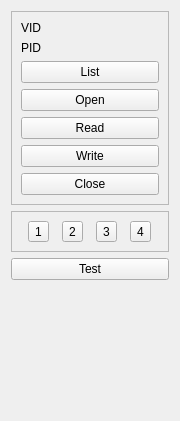
The window that Qt/mega_git_tests/Test_HID_device/src/HID_device/src/ui/HID_device.ui (RinatB2017/mega_GIT) describes before a commit, drawn with Qt 5.
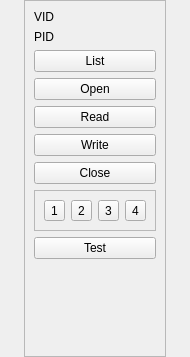
The same window after the commit. Custom widgets are drawn as their Qt base class.

Diff of the .ui file:
```diff
--- a/Qt/mega_git_tests/Test_HID_device/src/HID_device/src/ui/HID_device.ui
+++ b/Qt/mega_git_tests/Test_HID_device/src/HID_device/src/ui/HID_device.ui
@@ -6,18 +6,34 @@
    <rect>
     <x>0</x>
     <y>0</y>
-    <width>180</width>
-    <height>421</height>
+    <width>190</width>
+    <height>357</height>
    </rect>
   </property>
   <property name="windowTitle">
    <string>HID_device</string>
   </property>
   <layout class="QHBoxLayout" name="horizontalLayout">
-   <item>
-    <layout class="QVBoxLayout" name="verticalLayout_3">
+   <property name="leftMargin">
+    <number>0</number>
+   </property>
+   <property name="topMargin">
+    <number>0</number>
+   </property>
+   <property name="rightMargin">
+    <number>0</number>
+   </property>
+   <property name="bottomMargin">
+    <number>0</number>
+   </property>
      <item>
       <widget class="QFrame" name="frame">
+     <property name="sizePolicy">
+      <sizepolicy hsizetype="Fixed" vsizetype="Preferred">
+       <horstretch>0</horstretch>
+       <verstretch>0</verstretch>
+      </sizepolicy>
+     </property>
        <property name="frameShape">
         <enum>QFrame::StyledPanel</enum>
        </property>
@@ -96,9 +112,6 @@
           </property>
          </widget>
         </item>
-       </layout>
-      </widget>
-     </item>
      <item>
       <widget class="QFrame" name="frame_2">
        <property name="frameShape">
@@ -172,6 +185,7 @@
       </spacer>
      </item>
     </layout>
+    </widget>
    </item>
   </layout>
  </widget>
```
Left out of the diff: 7 changed lines with no effect on the pictures. Lines whose indentation alone changed are shown as unchanged.
